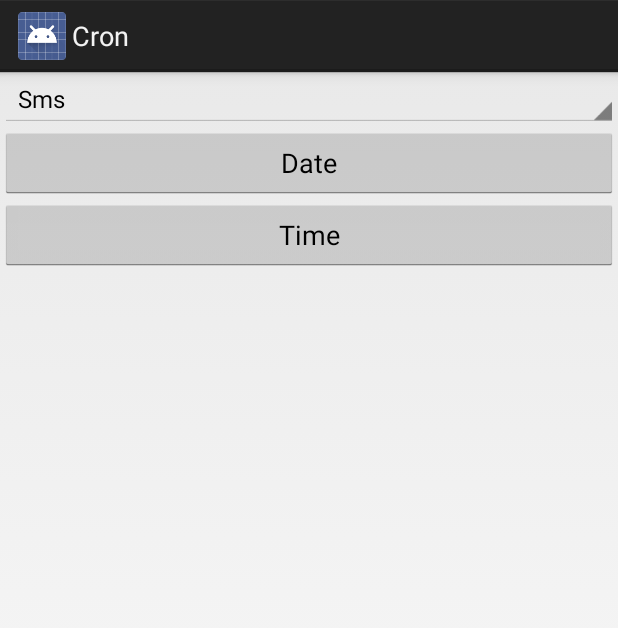
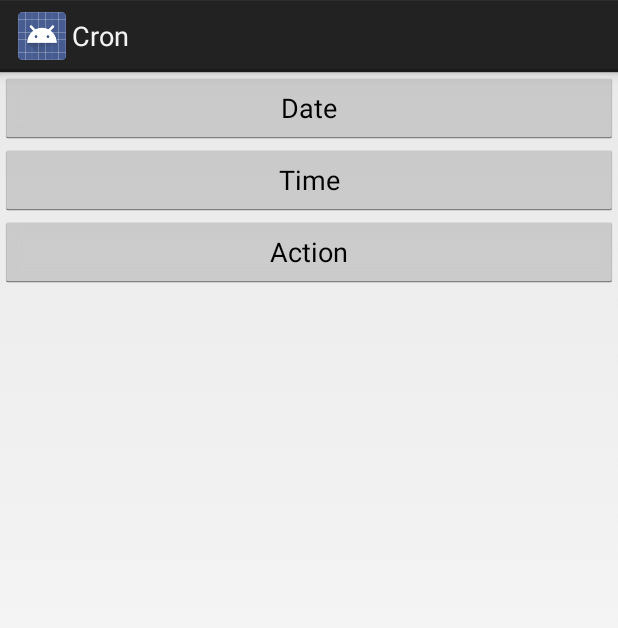
Before and after one commit to lollek/TDP025-TrippyBeerBook, an Android app: the layout fragment_add.xml on its own in the app's theme, with its tools: preview values and no code run, on a phone screen of 412 x 824 dp. Shown: the top 628 px of the screen. Run offline under Robolectric (Android 15) with nearby library versions, the phone set to English and light mode, and no system bars.

Commit message:
Begin work on ActionPicker

```diff
--- a/app/src/main/res/layout/fragment_add.xml
+++ b/app/src/main/res/layout/fragment_add.xml
@@ -8,33 +8,25 @@
         android:layout_width="match_parent"
         android:layout_height="wrap_content">
 
-        <Spinner
+        <Button
             android:layout_width="fill_parent"
             android:layout_height="wrap_content"
-            android:id="@+id/spinner"
-            android:entries="@array/actions"
-            android:spinnerMode="dropdown"
-            android:contentDescription="@string/title_action"
-            android:textAlignment="center"
-            android:layout_alignParentTop="false" />
+            android:text="@string/action_picker_title"
+            android:id="@+id/actionPicker"
+            android:layout_below="@+id/timePicker" />
 
         <Button
             android:layout_width="fill_parent"
             android:layout_height="wrap_content"
             android:text="@string/date_picker_title"
             android:id="@+id/datePicker"
-            android:calendarViewShown="false"
-            android:layout_alignParentLeft="true"
-            android:layout_alignParentStart="false"
-            android:layout_below="@+id/spinner" />
+            android:calendarViewShown="false" />
 
         <Button
             android:layout_width="fill_parent"
             android:layout_height="wrap_content"
             android:text="@string/time_picker_title"
             android:id="@+id/timePicker"
-            android:layout_alignParentBottom="true"
-            android:layout_centerHorizontal="true"
             android:layout_below="@+id/datePicker" />
 
     </RelativeLayout>
--- a/app/src/main/res/values/strings.xml
+++ b/app/src/main/res/values/strings.xml
@@ -8,10 +8,11 @@
     <string name="tab_header_add">Add new</string>
     <string name="tab_header_settings">Settings</string>
 
-    <string name="title_action">Action</string>
+    <string name="action_picker_title">Action</string>
     <string name="time_picker_title">Time</string>
     <string name="date_picker_title">Date</string>
 
+    <string name="actions_title">Set Action</string>
     <string-array name="actions">
         <item>Sms</item>
         <item>Email</item>
```
Also changed, not shown: app/src/main/java/iix/se/cron/add/AddTabFragment.java (+40 -18 lines).
